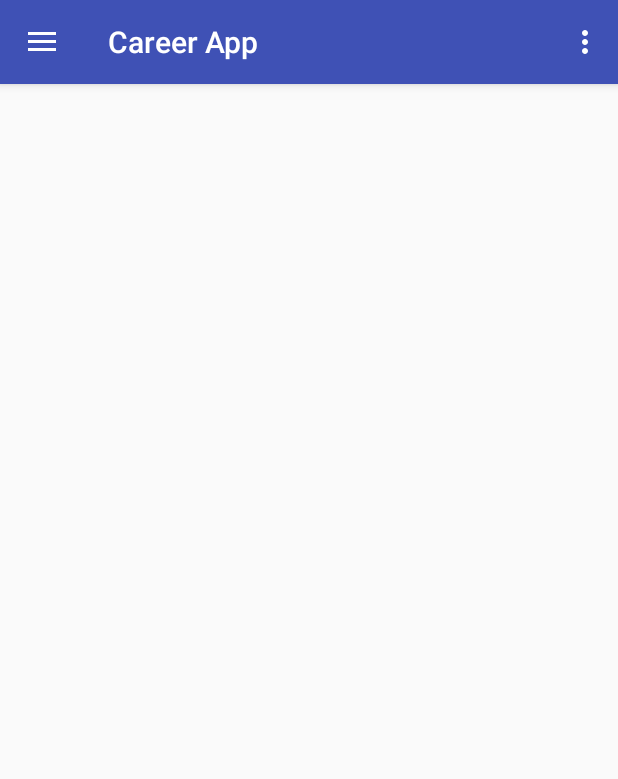
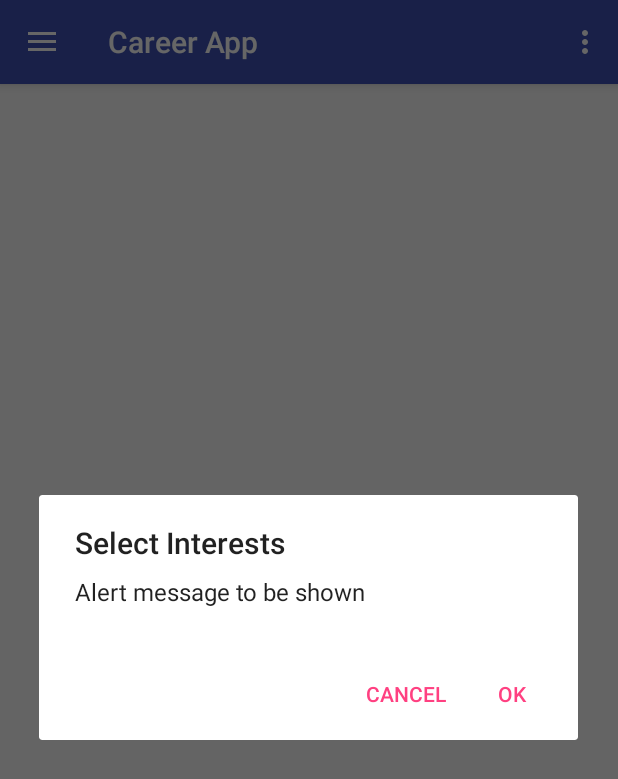
Before and after one commit to Omarasifshaikh/IWTB_reach_higher, an Android app: the screen it shows after launch (MainActivity), after a tap on "Interests", on a phone screen of 412 x 824 dp. Shown: the top 779 px of the screen. Run offline under Robolectric (Android 15) with nearby library versions, the phone set to English and light mode, and no system bars; 1 other tap on this screen came first.

Commit message:
Added Interests Dialog

```diff
--- a/app/src/main/java/tech/oshaikh/ojsknavigationdrawer/MainActivity.java
+++ b/app/src/main/java/tech/oshaikh/ojsknavigationdrawer/MainActivity.java
@@ -1,11 +1,13 @@
 package tech.oshaikh.ojsknavigationdrawer;
 
+import android.content.DialogInterface;
 import android.os.Bundle;
 import android.support.design.widget.NavigationView;
 import android.support.v4.app.FragmentTransaction;
 import android.support.v4.view.GravityCompat;
 import android.support.v4.widget.DrawerLayout;
 import android.support.v7.app.ActionBarDrawerToggle;
+import android.support.v7.app.AlertDialog;
 import android.support.v7.app.AppCompatActivity;
 import android.support.v7.widget.Toolbar;
 import android.view.Menu;
@@ -85,8 +87,24 @@ public class MainActivity extends AppCompatActivity implements NavigationView.On
         int id = item.getItemId();
 
         if (id == R.id.nav_interests) {
-            // TODO Alert activity here
-            Toast.makeText(getApplicationContext(), "Interests", Toast.LENGTH_LONG).show();
+
+            AlertDialog.Builder builder = new AlertDialog.Builder(MainActivity.this);
+
+            builder.setTitle("Select Interests");
+            builder.setMessage("Alert message to be shown");
+            builder.setPositiveButton(R.string.ok, new DialogInterface.OnClickListener() {
+                public void onClick(DialogInterface dialog, int id) {
+                    // User clicked OK button
+                }
+            });
+            builder.setNegativeButton(R.string.cancel, new DialogInterface.OnClickListener() {
+                public void onClick(DialogInterface dialog, int id) {
+                    // User cancelled the dialog
+                }
+            });
+
+            AlertDialog alertDialog = builder.create();
+            alertDialog.show();
 
         } else if (id == R.id.nav_information) {
             // Begin the transaction
--- a/app/src/main/res/values/strings.xml
+++ b/app/src/main/res/values/strings.xml
@@ -37,4 +37,7 @@
     <string name="fragment_do">Fragment Do</string>
     <string name="fragment_learn">Fragment Learn</string>
     <string name="fragment_information">Fragment Information</string>
+
+    <string name="ok">Ok</string>
+    <string name="cancel">Cancel</string>
 </resources>
```
Also changed, not shown: app/src/main/res/layout/dialog_interests.xml (added, +26 -0 lines).
